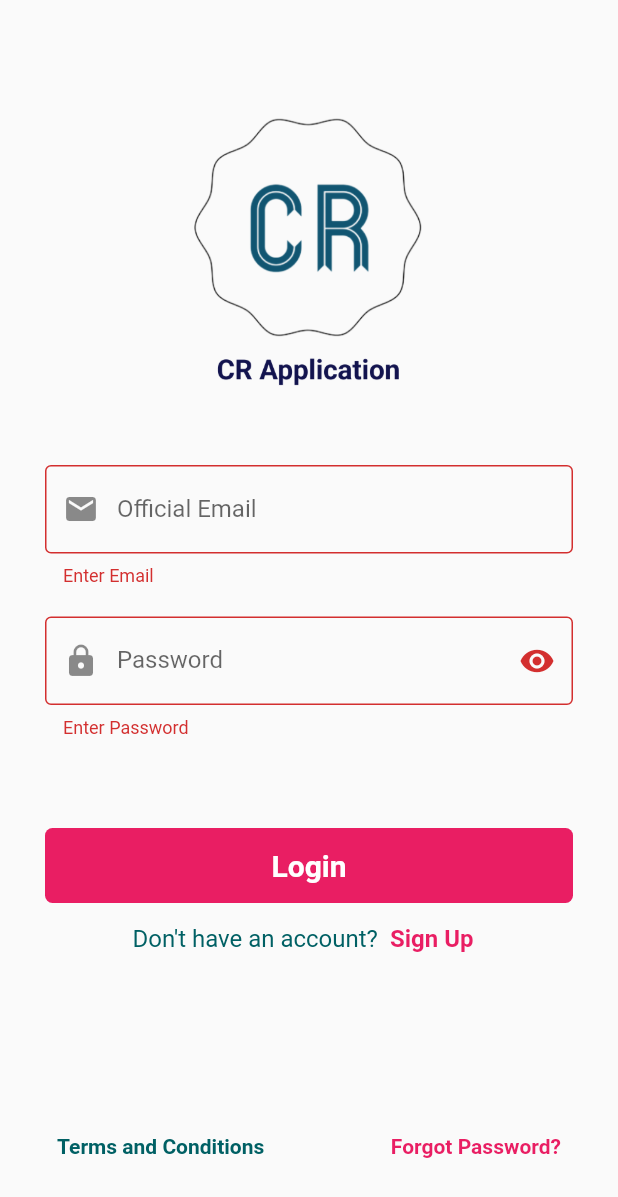
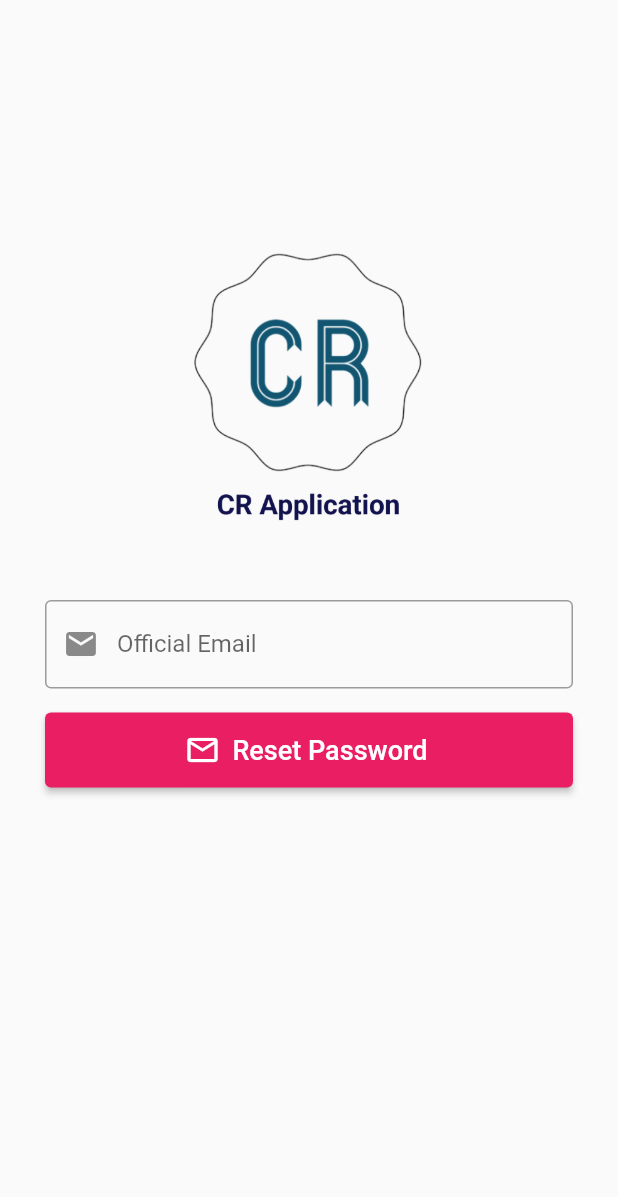
Before and after one commit to AbdullahButt2611/CR_App, a Flutter app: the screen it shows after launch, after a tap on "Login", after a tap on "Forgot Password?", on a phone screen of 412 x 824 dp. Shown: the top 1197 px of the screen. Run offline on Flutter 3.47's test engine with Material 2 defaults, Android fonts, the phone set to English and light mode, and no system bars; our stand-ins replace awesome_dialog, firebase_auth, firebase_core, firebase_database, flutter_spinkit, fluttertoast and 1 more; accounts and stored records are empty.

Commit message:
Reset Password Module Confirmed

```diff
--- /dev/null
+++ b/cr_app/lib/forgot_password_screen.dart
@@ -0,0 +1,139 @@
+// ignore_for_file: prefer_const_constructors, unused_local_variable
+
+import 'package:firebase_auth/firebase_auth.dart';
+import 'package:firebase_core/firebase_core.dart';
+import 'package:flutter/material.dart';
+import 'package:fluttertoast/fluttertoast.dart';
+
+class ForgotPasswordScreen extends StatefulWidget{
+  const ForgotPasswordScreen({super.key});
+
+  @override
+  State<StatefulWidget> createState() => _ForgotPasswordScreen();
+
+}
+
+class _ForgotPasswordScreen extends State<ForgotPasswordScreen>{
+
+  final _formfield = GlobalKey<FormState>();
+  final emailController = TextEditingController();
+
+
+  @override
+  Widget build(BuildContext context)  {
+
+     return Scaffold(
+      body: SingleChildScrollView(
+
+        child: Padding(
+
+          padding: EdgeInsets.only(left: 30, right: 30, top: 150, bottom: 0.0),
+          child: Form(
+
+            key: _formfield,
+            child: Column(
+
+              crossAxisAlignment: CrossAxisAlignment.center,
+              mainAxisAlignment: MainAxisAlignment.center,
+              children: [
+
+                Image.asset(
+                  "assets/images/logo_text.png",
+                  height: 200,
+                  width: 200,
+                ),
+
+                SizedBox(
+                  height: 50.0,
+                ),
+
+                TextFormField(
+
+                  keyboardType: TextInputType.emailAddress,
+                  controller: emailController,
+
+                  decoration: InputDecoration(
+                    labelText: "Official Email",
+                    border: OutlineInputBorder(),
+                    prefixIcon: Icon(Icons.email)
+                  ),
+
+                  validator: (value){
+
+                    bool emailValid = RegExp(r"^[a-zA-Z0-9.a-zA-Z0-9.!#$%&'*+-/=?^_`{|}~]+@[a-zA-Z0-9]+\.[a-zA-Z]+").hasMatch(value.toString());
+
+                    if(value!.isEmpty){
+                      return "Enter Email";
+                    }
+                    else if(!emailValid){
+                      return "Enter Valid Email";
+                    }
+
+                  },
+
+                ),
+
+                Padding(
+                  padding: const EdgeInsets.only(top: 16.0),
+                  child: ElevatedButton.icon(
+
+                    onPressed: (){
+                      if(_formfield.currentState!.validate()){
+                        resetPassword();
+                        emailController.clear();
+                        Navigator.of(context).pop();
+                      }
+                    },
+                    icon: Icon(Icons.email_outlined),
+                    label: Text("Reset Password", style: TextStyle(fontSize: 18.0),),
+                    style: ElevatedButton.styleFrom(
+                      minimumSize: Size.fromHeight(50.0),
+                      alignment: Alignment.center,
+                      backgroundColor: Colors.pink.shade500,
+                      // shape: OutlinedBorder() ,
+                    ),
+
+                  ),
+                ),
+
+              ],
+
+            ),
+          ),
+        ),
+      ),
+    );
+
+
+
+  }
+
+
+  Future resetPassword() async {
+    try{
+      await FirebaseAuth.instance.sendPasswordResetEmail(email: emailController.text.trim());
+
+      Fluttertoast.showToast(
+        msg: "Reset Password Email Sent",
+        toastLength: Toast.LENGTH_SHORT,
+        gravity: ToastGravity.TOP,
+        timeInSecForIosWeb: 1,
+        backgroundColor: Colors.cyan.shade600,
+        textColor: Colors.white,
+        fontSize: 16.0,
+      );
+
+    } on FirebaseAuthException catch(e){
+      Fluttertoast.showToast(
+        msg: e.message.toString(),
+        toastLength: Toast.LENGTH_SHORT,
+        gravity: ToastGravity.TOP,
+        timeInSecForIosWeb: 1,
+        backgroundColor: Colors.red.shade900,
+        textColor: Colors.white,
+        fontSize: 16.0,
+      );
+    }
+  }
+
+}
--- a/cr_app/lib/login_screen.dart
+++ b/cr_app/lib/login_screen.dart
@@ -1,5 +1,6 @@
 // ignore_for_file: prefer_const_constructors, prefer_const_literals_to_create_immutables, use_build_context_synchronously, non_constant_identifier_names
 
+import 'package:cr_app/forgot_password_screen.dart';
 import 'package:cr_app/signup_screen.dart';
 import 'package:cr_app/student_notification_screen.dart';
 import 'package:cr_app/welcome_screen.dart';
@@ -7,6 +8,7 @@ import 'package:firebase_auth/firebase_auth.dart';
 import 'package:firebase_core/firebase_core.dart';
 import 'package:flutter/cupertino.dart';
 import 'package:flutter/material.dart';
+import 'package:fluttertoast/fluttertoast.dart';
 import 'package:get/get.dart';
 
 class LoginScreen extends StatefulWidget {
@@ -85,7 +87,6 @@ class _LoginScreenState extends State<LoginScreen> {
                   keyboardType: TextInputType.emailAddress,
                   controller: passController,
                   obscureText: passToggle,                            // For Toggling the Hide Password
-
                   decoration: InputDecoration(
                     labelText: "Password",
                     border: OutlineInputBorder(),
@@ -210,7 +211,14 @@ class _LoginScreenState extends State<LoginScreen> {
                       ),
                     ),
                     TextButton(
-                      onPressed: () {},
+                      onPressed: () {
+                        Navigator.push(
+                          context,
+                          MaterialPageRoute(
+                            builder: (context) => const ForgotPasswordScreen(),
+                          )
+                        );
+                      },
                       child: Text(
                         "Forgot Password?",
                         style: TextStyle(
@@ -229,6 +237,7 @@ class _LoginScreenState extends State<LoginScreen> {
         ),
       ),
     );
+
   }
 
   Future SignIn() async{
@@ -239,7 +248,15 @@ class _LoginScreenState extends State<LoginScreen> {
       );
     }
     on FirebaseAuthException catch (e){
-      print(e);
+      Fluttertoast.showToast(
+        msg: e.message.toString(),
+        toastLength: Toast.LENGTH_SHORT,
+        gravity: ToastGravity.TOP,
+        timeInSecForIosWeb: 1,
+        backgroundColor: Colors.red.shade900,
+        textColor: Colors.white,
+        fontSize: 16.0,
+      );
     };
   }
 }
```
